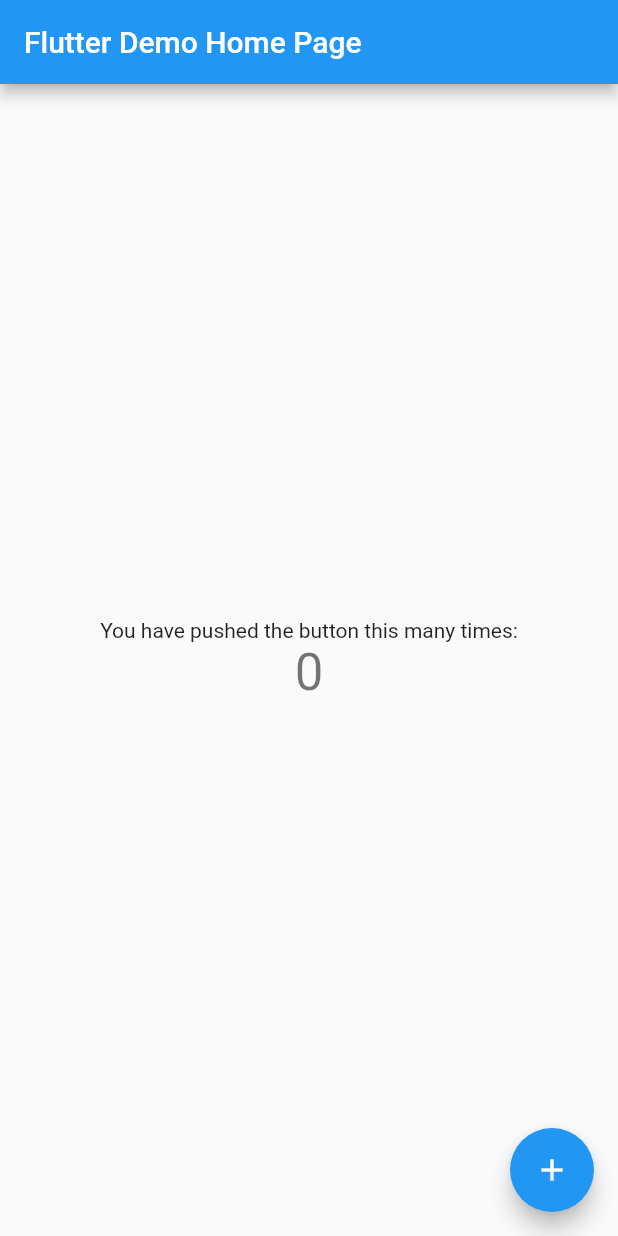
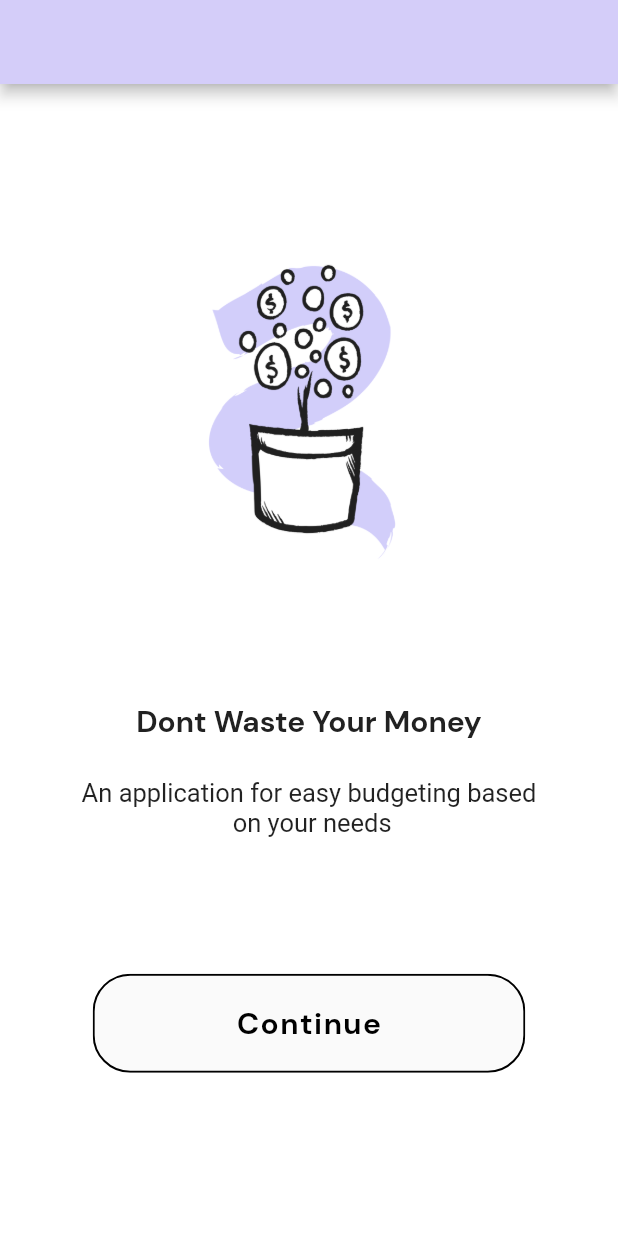
Before and after one commit to AndreyLukyanenko/dontWasteMoney, a Flutter app: the screen it shows after launch, on a phone screen of 412 x 824 dp. Run offline on Flutter 3.47's test engine with Material 2 defaults, Android fonts, the phone set to English and light mode, and no system bars; Roboto replaces fonts that are missing (DMSans).

Commit message:
add Welcome Page

```diff
--- /dev/null
+++ b/lib/Screens/Wellcome/body.dart
@@ -0,0 +1,45 @@
+import 'package:dontWasteMoney/components/rounded_button.dart';
+import 'package:dontWasteMoney/components/simple_text.dart';
+import 'package:dontWasteMoney/components/text_header.dart';
+import 'package:flutter/material.dart';
+import '../../constans.dart';
+
+class WellcomeScreen extends StatelessWidget {
+  @override
+  Widget build(BuildContext context) {
+    Size size = MediaQuery.of(context).size;
+    return Scaffold(
+      appBar: AppBar(
+        centerTitle: true,
+      ),
+      body: Container(
+        child: SingleChildScrollView(
+          child: Column(
+            mainAxisAlignment: MainAxisAlignment.center,
+            children: [
+              Center(
+                child: Image.asset(
+                  "assets/images/grow-your-money.png",
+                  height: size.height * 0.5,
+                  width: size.width * 0.7,
+                ),
+              ),
+              MainHeader(),
+              SizedBox(
+                height: size.height * 0.03,
+              ),
+              SimpleText(),
+              SizedBox(
+                height: size.height * 0.10,
+              ),
+              RoundedButton(
+                text: 'Continue',
+                press: () {},
+              ),
+            ],
+          ),
+        ),
+      ),
+    );
+  }
+}
--- /dev/null
+++ b/lib/components/rounded_button.dart
@@ -0,0 +1,49 @@
+import 'package:flutter/material.dart';
+import 'package:dontWasteMoney/constans.dart';
+
+class RoundedButton extends StatelessWidget {
+  final String text;
+  final Function press;
+  final Color color, textColor;
+  const RoundedButton({
+    Key key,
+    this.text,
+    this.press,
+    this.color = kWhiteColor,
+    this.textColor = Colors.black,
+  }) : super(key: key);
+
+  @override
+  Widget build(BuildContext context) {
+    Size size = MediaQuery.of(context).size;
+    return Container(
+      margin: EdgeInsets.symmetric(vertical: 8),
+      width: size.width * 0.7,
+      child: ClipRRect(
+        child: FlatButton(
+          shape: RoundedRectangleBorder(
+            borderRadius: BorderRadius.circular(25),
+            side: BorderSide(
+              color: Colors.black,
+              width: 1.3,
+              style: BorderStyle.solid,
+            ),
+          ),
+          color: color,
+          padding: EdgeInsets.symmetric(vertical: 20, horizontal: 40),
+          onPressed: press,
+          child: Text(
+            text,
+            style: TextStyle(
+              color: textColor,
+              fontWeight: FontWeight.w700,
+              fontFamily: 'DM Sans',
+              fontSize: 20,
+              letterSpacing: 1,
+            ),
+          ),
+        ),
+      ),
+    );
+  }
+}
--- /dev/null
+++ b/lib/components/simple_text.dart
@@ -0,0 +1,23 @@
+import 'dart:ui';
+
+import 'package:flutter/material.dart';
+
+class SimpleText extends StatefulWidget {
+  @override
+  _SimpleTextState createState() => _SimpleTextState();
+}
+
+class _SimpleTextState extends State<SimpleText> {
+  @override
+  Widget build(BuildContext context) {
+    return Container(
+      child: Text(
+        'An application for easy budgeting based \n on your needs',
+        textAlign: TextAlign.center,
+        style: TextStyle(
+          fontSize: 17,
+        ),
+      ),
+    );
+  }
+}
--- /dev/null
+++ b/lib/components/text_header.dart
@@ -0,0 +1,24 @@
+import 'package:dontWasteMoney/constans.dart';
+import 'package:flutter/material.dart';
+
+class MainHeader extends StatefulWidget {
+  @override
+  _MainHeaderState createState() => _MainHeaderState();
+}
+
+class _MainHeaderState extends State<MainHeader> {
+  @override
+  Widget build(BuildContext context) {
+    return Container(
+      child: Text(
+        "Dont Waste Your Money",
+        style: TextStyle(
+          color: kBlackColor,
+          fontWeight: FontWeight.bold,
+          fontFamily: 'DM Sans',
+          fontSize: 20,
+        ),
+      ),
+    );
+  }
+}
--- /dev/null
+++ b/lib/constans.dart
@@ -0,0 +1,6 @@
+import 'package:flutter/material.dart';
+
+const kPinkColor = Color(0xFFD4CDF9);
+const kGreyColor = Color(0xFF757575);
+const kBlackColor = Color(0xFF212121);
+const kWhiteColor = Color(0xFFfafafa);
--- a/lib/main.dart
+++ b/lib/main.dart
@@ -1,117 +1,23 @@
+import 'package:dontWasteMoney/constans.dart';
 import 'package:flutter/material.dart';
+import 'Screens/Wellcome/body.dart';
 
 void main() {
   runApp(MyApp());
 }
 
 class MyApp extends StatelessWidget {
-  // This widget is the root of your application.
   @override
   Widget build(BuildContext context) {
     return MaterialApp(
-      title: 'Flutter Demo',
+      debugShowCheckedModeBanner: false,
+      title: 'Dont Waste Your Money',
       theme: ThemeData(
-        // This is the theme of your application.
-        //
-        // Try running your application with "flutter run". You'll see the
-        // application has a blue toolbar. Then, without quitting the app, try
-        // changing the primarySwatch below to Colors.green and then invoke
-        // "hot reload" (press "r" in the console where you ran "flutter run",
-        // or simply save your changes to "hot reload" in a Flutter IDE).
-        // Notice that the counter didn't reset back to zero; the application
-        // is not restarted.
-        primarySwatch: Colors.blue,
-        // This makes the visual density adapt to the platform that you run
-        // the app on. For desktop platforms, the controls will be smaller and
-        // closer together (more dense) than on mobile platforms.
-        visualDensity: VisualDensity.adaptivePlatformDensity,
+        scaffoldBackgroundColor: Colors.white,
+        primaryColor: kPinkColor,
+        fontFamily: "DMSans",
       ),
-      home: MyHomePage(title: 'Flutter Demo Home Page'),
+      home: WellcomeScreen(),
     );
   }
 }
-
-class MyHomePage extends StatefulWidget {
-  MyHomePage({Key key, this.title}) : super(key: key);
-
-  // This widget is the home page of your application. It is stateful, meaning
-  // that it has a State object (defined below) that contains fields that affect
-  // how it looks.
-
-  // This class is the configuration for the state. It holds the values (in this
-  // case the title) provided by the parent (in this case the App widget) and
-  // used by the build method of the State. Fields in a Widget subclass are
-  // always marked "final".
-
-  final String title;
-
-  @override
-  _MyHomePageState createState() => _MyHomePageState();
-}
-
-class _MyHomePageState extends State<MyHomePage> {
-  int _counter = 0;
-
-  void _incrementCounter() {
-    setState(() {
-      // This call to setState tells the Flutter framework that something has
-      // changed in this State, which causes it to rerun the build method below
-      // so that the display can reflect the updated values. If we changed
-      // _counter without calling setState(), then the build method would not be
-      // called again, and so nothing would appear to happen.
-      _counter++;
-    });
-  }
-
-  @override
-  Widget build(BuildContext context) {
-    // This method is rerun every time setState is called, for instance as done
-    // by the _incrementCounter method above.
-    //
-    // The Flutter framework has been optimized to make rerunning build methods
-    // fast, so that you can just rebuild anything that needs updating rather
-    // than having to individually change instances of widgets.
-    return Scaffold(
-      appBar: AppBar(
-        // Here we take the value from the MyHomePage object that was created by
-        // the App.build method, and use it to set our appbar title.
-        title: Text(widget.title),
-      ),
-      body: Center(
-        // Center is a layout widget. It takes a single child and positions it
-        // in the middle of the parent.
-        child: Column(
-          // Column is also a layout widget. It takes a list of children and
-          // arranges them vertically. By default, it sizes itself to fit its
-          // children horizontally, and tries to be as tall as its parent.
-          //
-          // Invoke "debug painting" (press "p" in the console, choose the
-          // "Toggle Debug Paint" action from the Flutter Inspector in Android
-          // Studio, or the "Toggle Debug Paint" command in Visual Studio Code)
-          // to see the wireframe for each widget.
-          //
-          // Column has various properties to control how it sizes itself and
-          // how it positions its children. Here we use mainAxisAlignment to
-          // center the children vertically; the main axis here is the vertical
-          // axis because Columns are vertical (the cross axis would be
-          // horizontal).
-          mainAxisAlignment: MainAxisAlignment.center,
-          children: <Widget>[
-            Text(
-              'You have pushed the button this many times:',
-            ),
-            Text(
-              '$_counter',
-              style: Theme.of(context).textTheme.headline4,
-            ),
-          ],
-        ),
-      ),
-      floatingActionButton: FloatingActionButton(
-        onPressed: _incrementCounter,
-        tooltip: 'Increment',
-        child: Icon(Icons.add),
-      ), // This trailing comma makes auto-formatting nicer for build methods.
-    );
-  }
-}
```
Also changed, not shown: assets/fonts/OFL.txt (added, +93 -0 lines), pubspec.yaml (+10 -15 lines), assets/fonts/DMSans-Bold.ttf (added), assets/fonts/DMSans-BoldItalic.ttf (added), assets/fonts/DMSans-Italic.ttf (added), assets/fonts/DMSans-Medium.ttf (added), assets/fonts/DMSans-MediumItalic.ttf (added), assets/fonts/DMSans-Regular.ttf (added), assets/images/grow-your-money.png (added), pubspec.lock, 2 other files.
